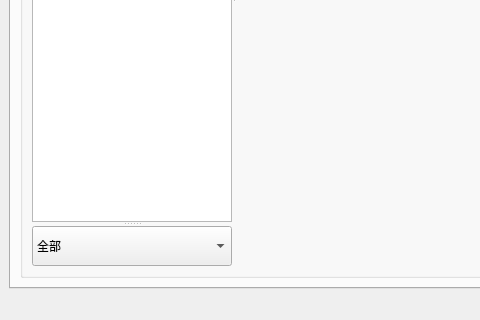
Old version of the form Raspi/FastPlanting/UI_MainWindow.ui in the repository Unique-Workspace/Fast_Planting_System; both pictures show x 0 to 480 and y 378 to 698 of the 914 by 698 pixel window.
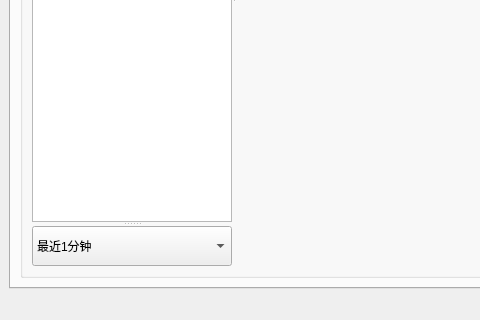
New version of the form. The open tabs and pages were chosen to show the change. Custom widgets are drawn as their Qt base class.

```diff
--- a/Raspi/FastPlanting/UI_MainWindow.ui
+++ b/Raspi/FastPlanting/UI_MainWindow.ui
@@ -204,11 +204,6 @@
                  <height>40</height>
                 </size>
                </property>
-               <item>
-                <property name="text">
-                 <string>全部</string>
-                </property>
-               </item>
                <item>
                 <property name="text">
                  <string>最近1分钟</string>
```
Left out of the diff: 5 changed lines with no effect on the pictures.
